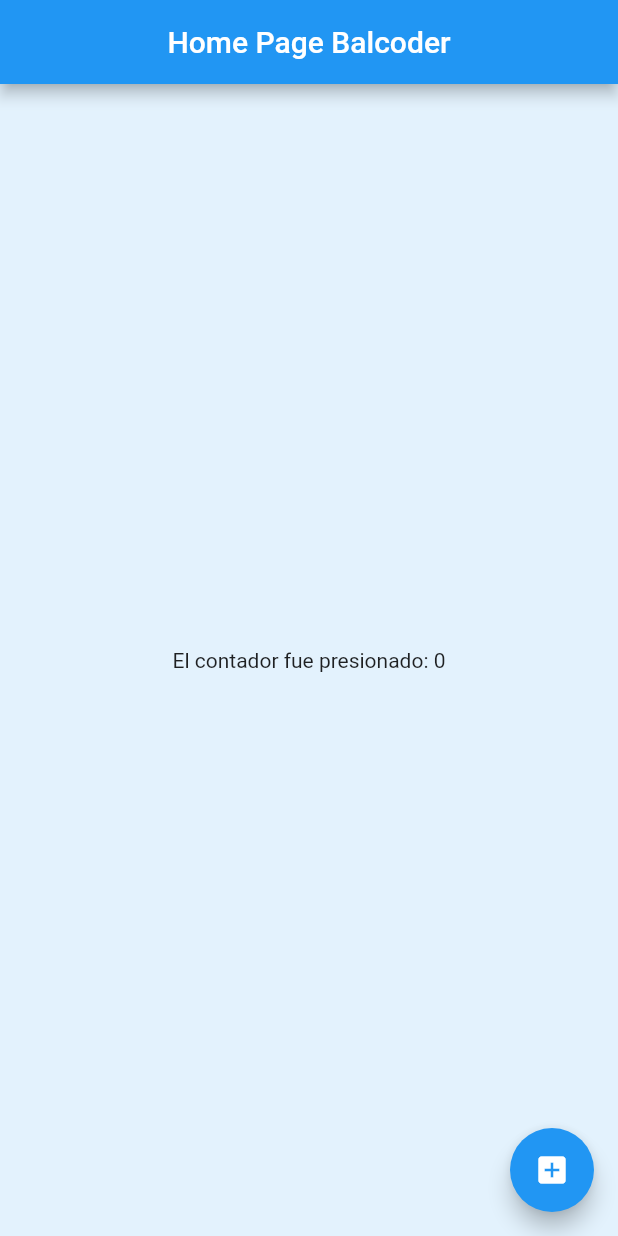
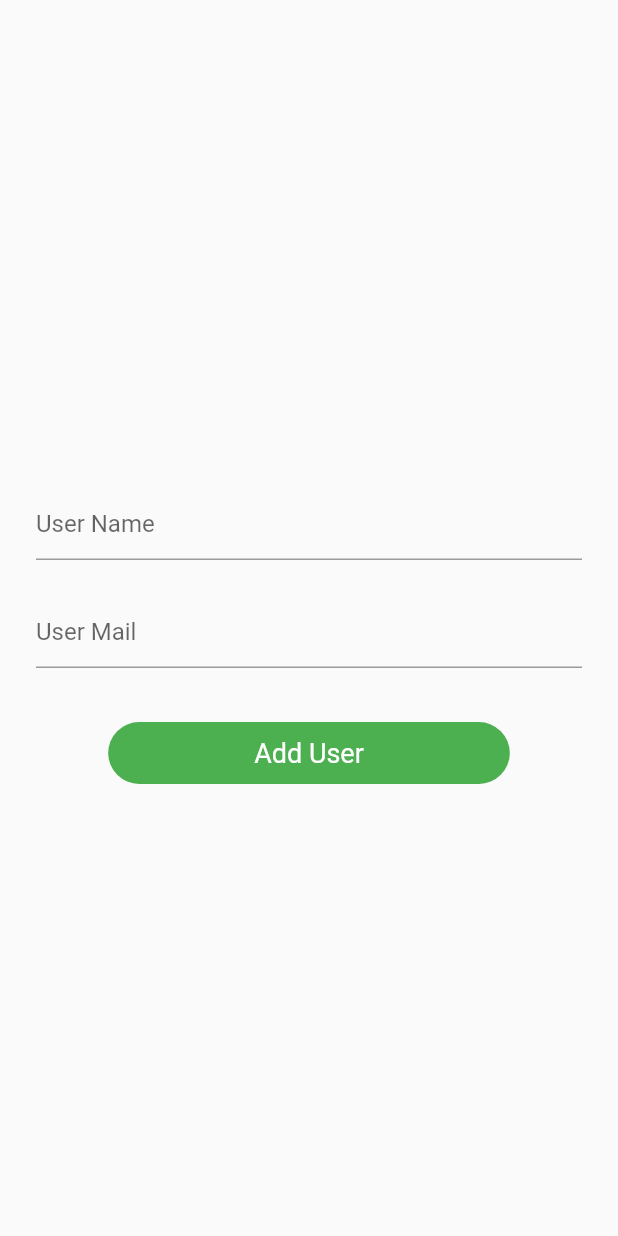
Before and after one commit to bryanariasq02/flutter_App, a Flutter app: the screen it shows after launch, on a phone screen of 412 x 824 dp. Run offline on Flutter 3.47's test engine with Material 2 defaults, Android fonts, the phone set to English and light mode, and no system bars.

Commit message:
Add code

```diff
--- a/lib/main.dart
+++ b/lib/main.dart
@@ -1,5 +1,6 @@
 import 'package:flutter/material.dart';
 import 'package:flutter_first_app_balcoder/ui/home_page.dart';
+import 'package:flutter_first_app_balcoder/ui/user/user_form.dart';
 
 void main() {
   runApp(MyApp());
@@ -12,18 +13,9 @@ class MyApp extends StatelessWidget {
     return MaterialApp(
       title: 'Flutter Demo',
       theme: ThemeData(
-        // This is the theme of your application.
-        //
-        // Try running your application with "flutter run". You'll see the
-        // application has a blue toolbar. Then, without quitting the app, try
-        // changing the primarySwatch below to Colors.green and then invoke
-        // "hot reload" (press "r" in the console where you ran "flutter run",
-        // or simply save your changes to "hot reload" in a Flutter IDE).
-        // Notice that the counter didn't reset back to zero; the application
-        // is not restarted.
         primarySwatch: Colors.blue,
       ),
-      home: HomePage(),
+      home: UserFormPage(),
     );
   }
 }
--- /dev/null
+++ b/lib/ui/user/user_form.dart
@@ -0,0 +1,53 @@
+import 'package:flutter/material.dart';
+import 'package:flutter_first_app_balcoder/utils/Custom_container.dart';
+
+class UserFormPage extends StatefulWidget {
+  const UserFormPage({Key? key}) : super(key: key);
+
+  @override
+  _UserFormPageState createState() => _UserFormPageState();
+}
+
+class _UserFormPageState extends State<UserFormPage> {
+  @override
+  Widget build(BuildContext context) {
+    double _height = MediaQuery.of(context).size.height * 0.05;
+    double _width = MediaQuery.of(context).size.width * 0.65;
+
+    return Scaffold(
+      body: Container(
+        child: Center(
+            child: Column(
+          children: [
+            Spacer(),
+            Padding(
+              padding: const EdgeInsets.all(24.0),
+              child: TextFormField(
+                decoration: InputDecoration(hintText: "User Name"),
+              ),
+            ),
+            Padding(
+              padding: const EdgeInsets.only(left: 24, right: 24, bottom: 36),
+              child: TextFormField(
+                decoration: InputDecoration(hintText: "User Mail"),
+              ),
+            ),
+            GestureDetector(
+              onTap: () {
+                print("User Name");
+                print("User Email");
+              },
+              child: CustomContainer(
+                titleText: "Add User",
+                sizeHeight: _height,
+                sizeWidth: _width,
+                color: Colors.green,
+              ),
+            ),
+            Spacer(),
+          ],
+        )),
+      ),
+    );
+  }
+}
--- /dev/null
+++ b/lib/utils/Custom_container.dart
@@ -0,0 +1,32 @@
+import 'package:flutter/material.dart';
+
+class CustomContainer extends StatelessWidget {
+  CustomContainer(
+      {Key? key,
+      required this.titleText,
+      required this.sizeHeight,
+      required this.sizeWidth,
+      required this.color})
+      : super(key: key);
+
+  String titleText;
+  double sizeHeight;
+  double sizeWidth;
+  Color color;
+
+  @override
+  Widget build(BuildContext context) {
+    return Container(
+      height: sizeHeight,
+      width: sizeWidth,
+      decoration: BoxDecoration(
+          color: color, borderRadius: BorderRadius.all(Radius.circular(50))),
+      child: Center(
+        child: Text(
+          titleText,
+          style: TextStyle(fontSize: 18, color: Colors.white),
+        ),
+      ),
+    );
+  }
+}
```
